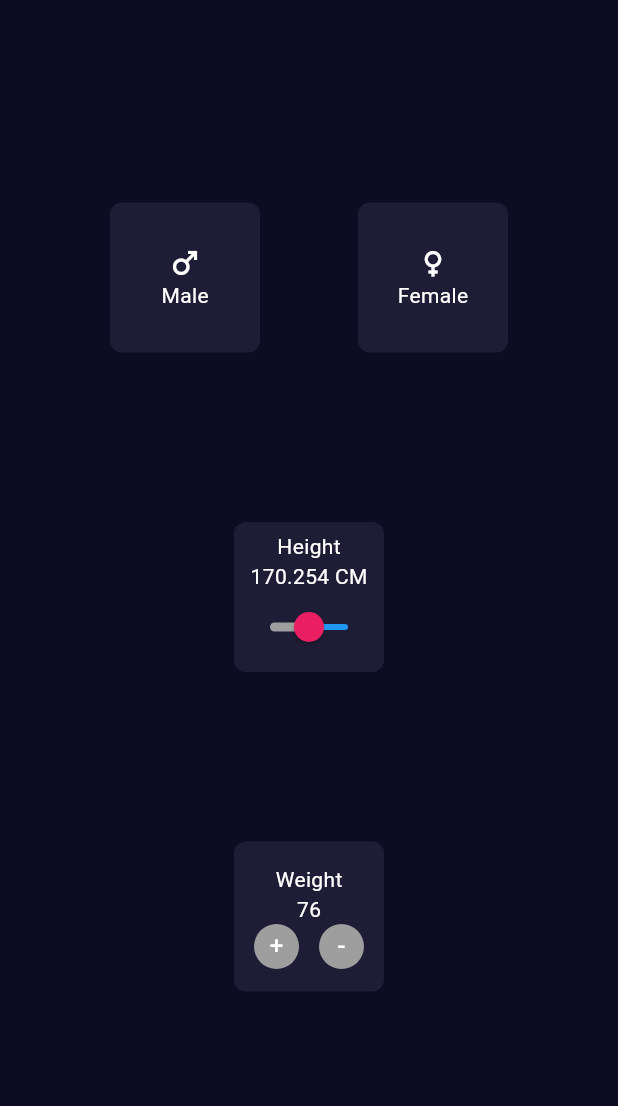
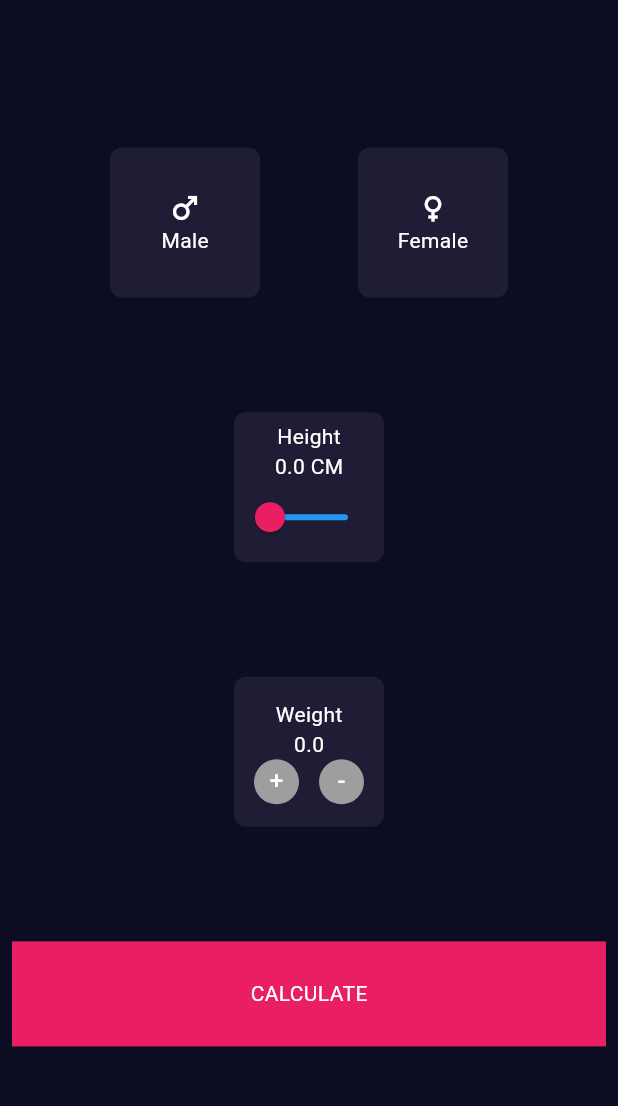
Before and after one commit to Kamalaust/bmi_calculator, a Flutter app: the screen it shows after launch, on a phone screen of 412 x 824 dp, the part 63-1169 px from its top. Run offline on Flutter 3.47's test engine with Material 2 defaults, Android fonts, the phone set to English and light mode, and no system bars.

Commit message:
bmi_calculator

```diff
--- a/lib/home.dart
+++ b/lib/home.dart
@@ -1,8 +1,15 @@
 import 'package:flutter/material.dart';
 
-class Home extends StatelessWidget {
+class Home extends StatefulWidget {
   const Home({super.key});
 
+  @override
+  State<Home> createState() => _HomeState();
+}
+
+class _HomeState extends State<Home> {
+  double _value = 0;
+  double _weight = 0;
   @override
   Widget build(BuildContext context) {
     return Scaffold(
@@ -62,19 +69,20 @@ class Home extends StatelessWidget {
               mainAxisAlignment: MainAxisAlignment.center,
               children: [
                 Text("Height", style: TextStyle(color: Colors.white)),
-                Text("170.254 CM", style: TextStyle(color: Colors.white)),
+                Text("${_value.toStringAsFixed(1)} CM",
+                    style: TextStyle(color: Colors.white)),
                 Slider(
                   activeColor: Colors.grey,
                   inactiveColor: Colors.blue,
                   thumbColor: Colors.pink,
                   min: 0,
-                  max: 100,
+                  max: 190,
+                  value: _value,
                   // value: _value,
-                  value: 50,
                   onChanged: (value) {
-                    // setState(() {
-                    //   _value = value;
-                    // });
+                    setState(() {
+                      _value = value;
+                    });
                   },
                 ),
               ],
@@ -91,23 +99,51 @@ class Home extends StatelessWidget {
               mainAxisAlignment: MainAxisAlignment.center,
               children: [
                 Text("Weight", style: TextStyle(color: Colors.white)),
-                Text("76", style: TextStyle(color: Colors.white)),
+                Text("$_weight", style: TextStyle(color: Colors.white)),
                 Row(
                   mainAxisAlignment: MainAxisAlignment.spaceEvenly,
                   children: [
-                    CircleAvatar(
+                    InkWell(
+                      onTap: () {
+                        _weight++;
+                        setState(() {});
+                      },
+                      child: CircleAvatar(
                           radius: 15,
                           backgroundColor: Colors.grey,
                           child:
                               Text("+", style: TextStyle(color: Colors.white))),
-                    CircleAvatar(
+                    ),
+                    InkWell(
+                      onTap: () {
+                        if (_weight >= 1) _weight--;
+
+                        setState(() {});
+                      },
+                      child: CircleAvatar(
                           radius: 15,
                           backgroundColor: Colors.grey,
                           child:
                               Text("-", style: TextStyle(color: Colors.white))),
+                    ),
                   ],
                 )
               ],
+            ),
+          ),
+          GestureDetector(
+            onTap: () {
+              print("clicked");
+            },
+            child: Container(
+              width: double.infinity,
+              height: 70,
+              color: Colors.pink,
+              child: Text(
+                "CALCULATE",
+                style: TextStyle(color: Colors.white),
+              ),
+              alignment: Alignment.center,
             ),
           ),
         ]),
```
Lines whose indentation alone changed are shown as unchanged.
